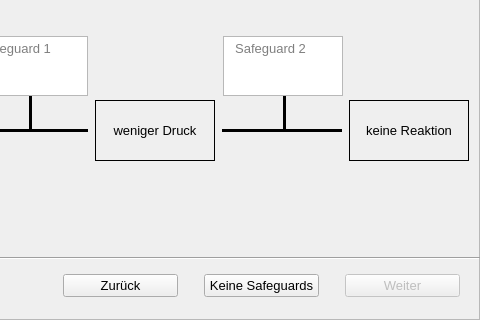
Above: Code/wizard_9.ui from MSPietsch/HMI before the change; both pictures show x 170 to 650 and y 120 to 440 of the 650 by 440 pixel window. Below: the same form after it.
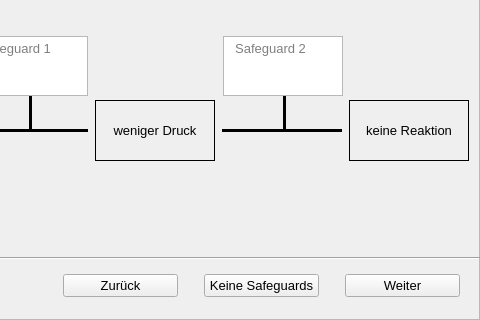
That is the form after the change.

What changed in the file:
```diff
--- a/Code/wizard_9.ui
+++ b/Code/wizard_9.ui
@@ -477,7 +477,7 @@
      <item>
       <widget class="QPushButton" name="weiterButton">
        <property name="enabled">
-        <bool>false</bool>
+        <bool>true</bool>
        </property>
        <property name="minimumSize">
         <size>
```
Left out of the diff: 4 changed lines with no effect on the pictures.
